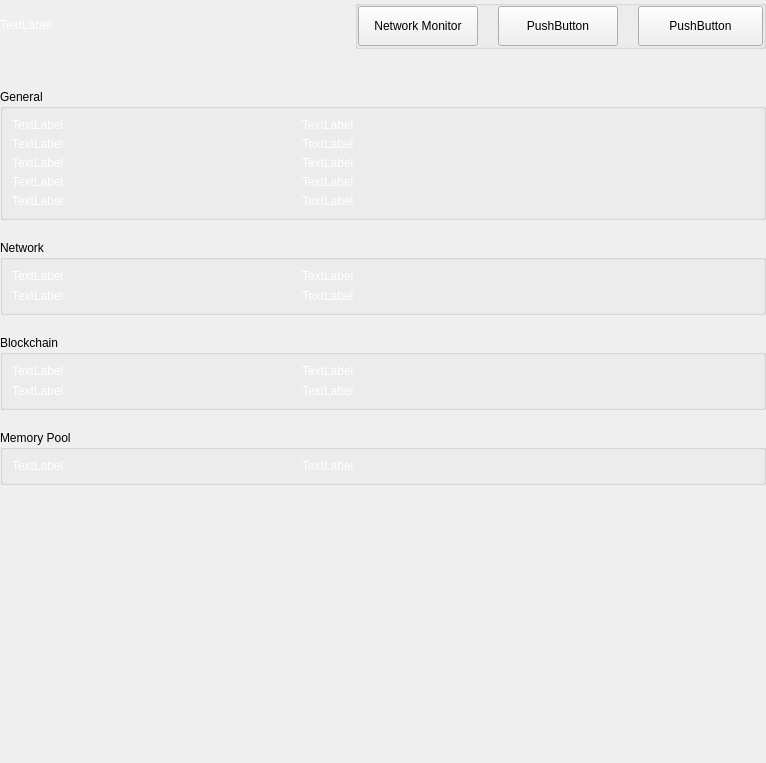
Qt form src/qt/settings/forms/settingsinformationwidget.ui (eons-finance/ALQO) before a commit.
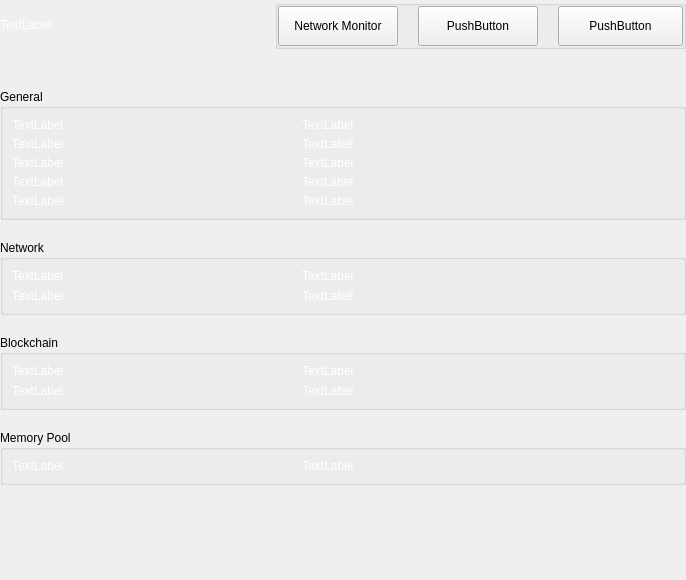
The same form after that commit.

What changed in the file:
```diff
--- a/src/qt/settings/forms/settingsinformationwidget.ui
+++ b/src/qt/settings/forms/settingsinformationwidget.ui
@@ -6,8 +6,8 @@
    <rect>
     <x>0</x>
     <y>0</y>
-    <width>766</width>
-    <height>763</height>
+    <width>686</width>
+    <height>580</height>
    </rect>
   </property>
   <property name="windowTitle">
```
